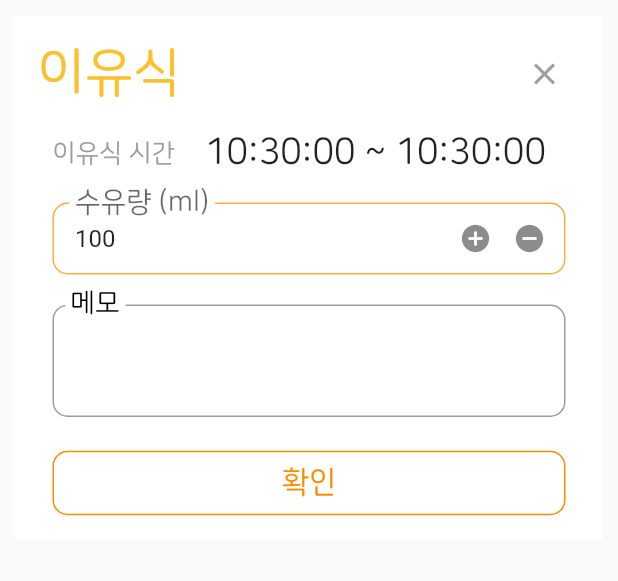
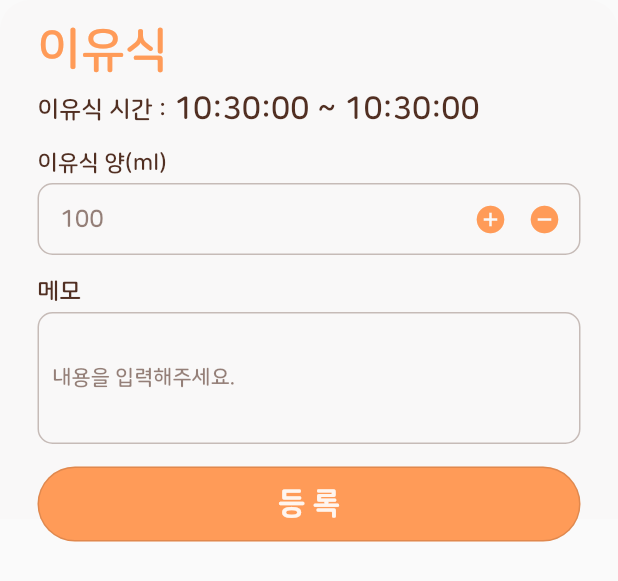
Before and after one commit to LSTM2023/BoB-AppPart, a Flutter app: the BabyFoodStopwatchBottomSheet widget shown alone on an empty page, opened directly with empty values, on a phone screen of 412 x 824 dp. Shown: the top 581 px of the screen. Run offline on Flutter 3.47's test engine with Material 2 defaults, Android fonts, the phone set to English and light mode, and no system bars; our stand-ins replace badges, carousel_slider, dio, dropdown_textfield, easy_localization, fl_chart and 10 more; missing offline and left inert: bottom_picker, flutter_naver_login, flutter_vlc_player, horizontal_picker, jwt_decode, kakao_flutter_sdk_user and 4 more; accounts and stored records are empty.

Commit message:
:lipstick: HomePage: 타이머 기록 sheet ui change

```diff
--- a/BoB/lib/screens/HomePage/RecordBottomSheet/feedingBottle_bottom_sheet.dart
+++ b/BoB/lib/screens/HomePage/RecordBottomSheet/feedingBottle_bottom_sheet.dart
@@ -50,7 +50,7 @@ class _FeedingBottleBottomSheet extends State<FeedingBottleBottomSheet> {
               child: const Row(
                 mainAxisAlignment: MainAxisAlignment.start,
                 children: [
-                  Text('젖병', style: TextStyle(fontSize: 32, color: Color(0xffffb1a2), fontFamily: 'NanumSquareRound', fontWeight: FontWeight.bold)),
+                  Text('젖병 수유', style: TextStyle(fontSize: 32, color: Color(0xffffb1a2), fontFamily: 'NanumSquareRound', fontWeight: FontWeight.bold)),
                 ],
               ),
             ),
--- a/BoB/lib/screens/HomePage/StopwatchBottomSheet/babyFood_stopwatch_sheet.dart
+++ b/BoB/lib/screens/HomePage/StopwatchBottomSheet/babyFood_stopwatch_sheet.dart
@@ -34,25 +34,25 @@ class _BabyFoodStopwatchBottomSheet extends State<BabyFoodStopwatchBottomSheet>
   @override
   Widget build(BuildContext context) {
     return Padding(
-      padding: const EdgeInsets.all(10),//MediaQuery.of(context).viewInsets,
+      padding: MediaQuery.of(context).viewInsets,
       child: Container(
-        color: Colors.white,
-        height: 350,
+        decoration: const BoxDecoration(
+            color: Color(0xffF9F8F8),
+            borderRadius: BorderRadius.only(
+                topRight: Radius.circular(20),
+                topLeft: Radius.circular(20)
+            )
+        ),
+        height: MediaQuery.of(context).size.height * 0.42,
         child: Column(
           crossAxisAlignment: CrossAxisAlignment.start,
           children: [
-            Padding(
-              padding: const EdgeInsets.all(15),
-              child: Row(
-                mainAxisAlignment: MainAxisAlignment.spaceBetween,
+            Container(
+              padding: const EdgeInsets.only(left: 25, top: 15, bottom: 10),
+              child: const Row(
+                mainAxisAlignment: MainAxisAlignment.start,
                 children: [
-                  Text('이유식', style: TextStyle(fontSize: 35, color: Colors.yellow[700], fontFamily: 'NanumSquareRound')),
-                  IconButton(
-                      onPressed: (){
-                        Get.back();
-                      },
-                      icon: const Icon(Icons.close, color:Colors.grey)
-                  )
+                  Text('이유식', style: TextStyle(fontSize: 32, color: Color(0xfffF9B58), fontFamily: 'NanumSquareRound', fontWeight: FontWeight.bold),),
                 ],
               ),
             ),
@@ -63,75 +63,94 @@ class _BabyFoodStopwatchBottomSheet extends State<BabyFoodStopwatchBottomSheet>
                 children: [
                   Row(
                     children: [
-                      const Text('이유식 시간', style: TextStyle(fontSize: 17, color: Colors.grey, fontFamily: 'NanumSquareRound')),
-                      const SizedBox(width: 20),
-                      Text('${DateFormat('HH:mm:ss').format(widget.startT)} ~ ${DateFormat('HH:mm:ss').format(widget.endT)}', style: const TextStyle(fontSize: 24, fontFamily: 'NanumSquareRound')),
+                      const Text('이유식 시간 :', style: TextStyle(fontSize: 16, color: Color(0xff512F22), fontFamily: 'NanumSquareRound', fontWeight: FontWeight.bold)),
+                      const SizedBox(width: 5),
+                      Text('${DateFormat('HH:mm:ss').format(widget.startT)} ~ ${DateFormat('HH:mm:ss').format(widget.endT)}', style: const TextStyle(color: Color(0xff512F22), fontSize: 21, fontFamily: 'NanumSquareRound', fontWeight: FontWeight.bold)),
                     ],
                   ),
-                  const SizedBox(height: 20),
-                  TextFormField(
+                  const SizedBox(height: 15),
+                  const Text('이유식 양(ml)', style: TextStyle(fontSize: 15, color: Color(0xff512F22), fontFamily: 'NanumSquareRound', fontWeight: FontWeight.bold)),
+                  const SizedBox(height: 5),
+                  GestureDetector(
+                    onTap: () {
+                      // FocusScope.of(context).unfocus();
+                      Navigator.pop(context);
+                    },
+                    child: SizedBox(
+                      width: MediaQuery.of(context).size.width*0.9,
+                      child: TextFormField(
                         controller: amountController,
+                        style: const TextStyle(fontSize: 16, color: Color(0x99512F22), fontFamily: 'NanumSquareRound', fontWeight: FontWeight.bold),
                         decoration: InputDecoration(
-                        floatingLabelBehavior:FloatingLabelBehavior.always, // labelText위치
-                        labelText: '수유량 (ml)',
-                        labelStyle: const TextStyle(fontSize: 25, fontFamily: 'NanumSquareRound'),
+                            floatingLabelBehavior:FloatingLabelBehavior.never, // labelText위치
+                            labelText: '이유식 양 (ml)',
+                            labelStyle: const TextStyle(color: Color(0x4d512F22), fontSize: 23, fontFamily: 'NanumSquareRound'),
                             suffixIcon: Row(
                               mainAxisAlignment: MainAxisAlignment.spaceBetween, // added line
                               mainAxisSize: MainAxisSize.min,
                               children: [
                                 IconButton(
                                     padding: EdgeInsets.zero,
-                                constraints: BoxConstraints(),
+                                    constraints: const BoxConstraints(),
                                     onPressed: () {
                                       null;
                                     },
-                                icon: const Icon(Icons.add_circle,size: 22,)
+                                    icon: const Icon(Icons.add_circle,size: 22, color: Color(0xfffF9B58))
                                 ),
                                 IconButton(
                                     onPressed: () {
                                       null;
                                     },
-                                icon: const Icon(Icons.remove_circle,size: 22,)
+                                    icon: const Icon(Icons.remove_circle,size: 22, color: Color(0xfffF9B58))
                                 ),
                               ],
                             ),
                             enabledBorder: const OutlineInputBorder(
                                 borderRadius: BorderRadius.all(Radius.circular(10)),
-                            borderSide: BorderSide(color: Colors.orangeAccent)
+                                borderSide: BorderSide(color: Color(0x4d512F22))
                             ),
                             focusedBorder: const OutlineInputBorder(
                                 borderRadius: BorderRadius.all(Radius.circular(10)),
-                            borderSide: BorderSide(color: Colors.orangeAccent)
+                                borderSide: BorderSide(color: Color(0x4d512F22))
                             ),
                             contentPadding: const EdgeInsets.only(left: 15)
                         ),
-                    keyboardType: TextInputType.number,
+                        keyboardType: TextInputType.number,   //키보드 타입
                       ),
-                  const SizedBox(height: 20),
-                  SizedBox(
+                    ),
+                  ),
+                  const SizedBox(height: 15),
+                  const Text('메모', style: TextStyle(fontSize: 16, color: Color(0xff512F22), fontFamily: 'NanumSquareRound', fontWeight: FontWeight.bold)),
+                  const SizedBox(height: 5),
+                  GestureDetector(
+                    onTap: () {
+                      Navigator.pop(context);
+                    },
+                    child: SizedBox(
                       width: double.infinity,
                       child: TextFormField(
                         controller: memoController,
-                        maxLines: 3,
+                        maxLines: 4,
                         style: const TextStyle(fontSize: 15, fontFamily: 'NanumSquareRound'),
                         decoration: const InputDecoration(
-                            floatingLabelBehavior:FloatingLabelBehavior.always,
-                            labelText: '메모',
-                            labelStyle: TextStyle(fontSize: 24, color:Colors.black, fontFamily: 'NanumSquareRound'),
+                            floatingLabelBehavior:FloatingLabelBehavior.never,
+                            labelText: '내용을 입력해주세요.',
+                            labelStyle: TextStyle(color: Color(0x99512F22), fontSize: 14, fontFamily: 'NanumSquareRound', fontWeight: FontWeight.bold),
                             enabledBorder: OutlineInputBorder(
                                 borderRadius: BorderRadius.all(Radius.circular(10)),
-                                borderSide: BorderSide(color: Colors.grey)
+                                borderSide: BorderSide(color: Color(0x4d512F22))
                             ),
                             focusedBorder: OutlineInputBorder(
                                 borderRadius: BorderRadius.all(Radius.circular(10)),
-                                borderSide: BorderSide(color: Color(0xfffa8e00))
+                                borderSide: BorderSide(color: Color(0x4d512F22))
                             ),
-                            contentPadding: EdgeInsets.all(12)
+                            contentPadding: EdgeInsets.only(left: 10, bottom: 20,)
                         ),
                         keyboardType: TextInputType.text,   //키보드 타입
                       ),
                     ),
-                  const SizedBox(height: 20),
+                  ),
+                  const SizedBox(height: 15),
                   SizedBox(
                     width: double.infinity,
                     child: OutlinedButton(
@@ -146,17 +165,14 @@ class _BabyFoodStopwatchBottomSheet extends State<BabyFoodStopwatchBottomSheet>
                         Navigator.pop(context);
                       },
                       style: OutlinedButton.styleFrom(
-                          padding: const EdgeInsets.all(10),
-                          foregroundColor: const Color(0xfffa8e00),
-                          //backgroundColor: Color(0xffff9f98),
+                        backgroundColor: const Color(0xfffF9B58),
+                        foregroundColor: const Color(0xe6ffffff),
+                        minimumSize: Size((MediaQuery.of(context).size.width)*0.9, 50),
                         shape: const RoundedRectangleBorder(
-                              borderRadius: BorderRadius.all(Radius.circular(10))
+                            borderRadius: BorderRadius.all(Radius.circular(30))
                         ),
-                          side: const BorderSide(
-                            color: Color(0xfffa8e00),
-                          )
                       ),
-                      child: const Text('확인',style: TextStyle(fontSize: 20, fontFamily: 'NanumSquareRound')),
+                      child: const Text('등 록',style: TextStyle(fontSize: 20, fontFamily: 'NanumSquareRound', fontWeight: FontWeight.w800),),
                     ),
                   )
                 ],
```
Also changed, not shown: BoB/lib/screens/HomePage/StopwatchBottomSheet/feedingBottle_stopwatch_sheet.dart (+100 -84 lines), BoB/lib/screens/HomePage/StopwatchBottomSheet/feeding_stopwatch_sheet.dart (+48 -45 lines), BoB/lib/screens/HomePage/StopwatchBottomSheet/sleep_stopwatch_sheet.dart (+33 -34 lines), BoB/lib/screens/main_1_home.dart (+10 -14 lines). Lines whose indentation alone changed are shown as unchanged.
